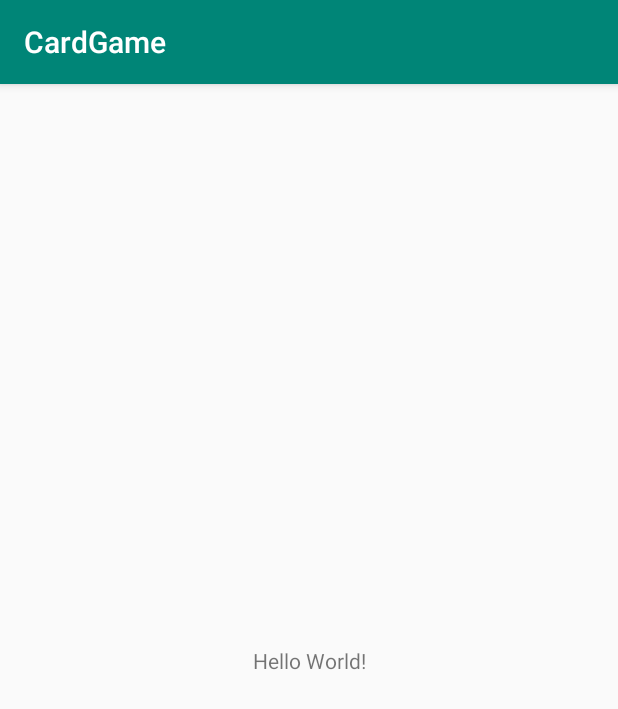
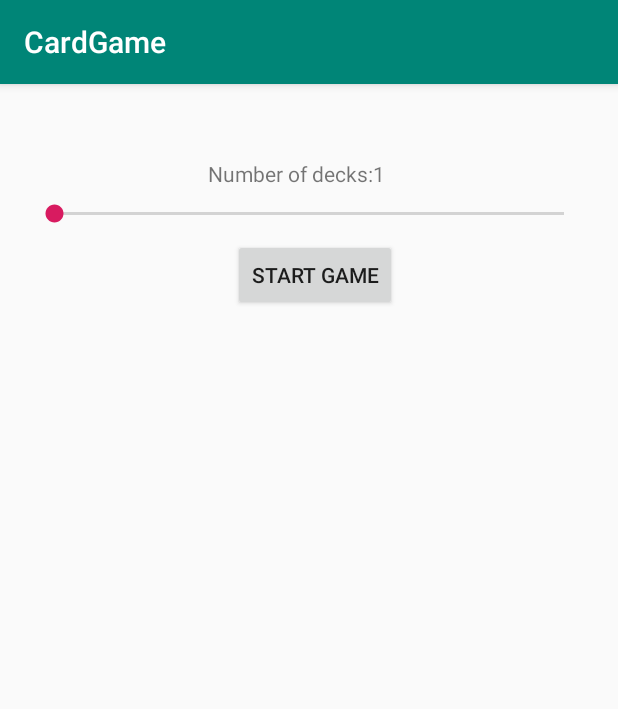
Before and after one commit to LordTaylor/CardGame, an Android app: the screen it shows after launch (MainActivity), on a phone screen of 412 x 824 dp. Shown: the top 709 px of the screen. Run offline under Robolectric (Android 15) with nearby library versions, the phone set to English and light mode, and no system bars.

Commit message:
first layouts simple game logic

```diff
--- a/app/src/main/java/com/lordtaylor/cardgame/MainActivity.kt
+++ b/app/src/main/java/com/lordtaylor/cardgame/MainActivity.kt
@@ -2,11 +2,14 @@ package com.lordtaylor.cardgame
 
 import androidx.appcompat.app.AppCompatActivity
 import android.os.Bundle
+import com.lordtaylor.cardgame.views.GameConfigurationFragment
 
 class MainActivity : AppCompatActivity() {
 
     override fun onCreate(savedInstanceState: Bundle?) {
         super.onCreate(savedInstanceState)
         setContentView(R.layout.activity_main)
+
+        supportFragmentManager.beginTransaction().replace(R.id.main_container,GameConfigurationFragment()).commit()
     }
 }
--- /dev/null
+++ b/app/src/main/java/com/lordtaylor/cardgame/utils/Constance.kt
@@ -0,0 +1,5 @@
+package com.lordtaylor.cardgame.utils
+
+object Constance {
+    const val BASE_URL = ""
+}
--- /dev/null
+++ b/app/src/main/java/com/lordtaylor/cardgame/views/GameBoardFragment.kt
@@ -0,0 +1,6 @@
+package com.lordtaylor.cardgame.views
+
+import androidx.fragment.app.Fragment
+
+class GameBoardFragment : Fragment() {
+}
--- /dev/null
+++ b/app/src/main/java/com/lordtaylor/cardgame/views/GameConfigurationFragment.kt
@@ -0,0 +1,50 @@
+package com.lordtaylor.cardgame.views
+
+import android.os.Bundle
+import android.view.LayoutInflater
+import android.view.View
+import android.view.ViewGroup
+import android.widget.SeekBar
+import androidx.fragment.app.Fragment
+import androidx.lifecycle.ViewModelProviders
+import com.lordtaylor.cardgame.R
+import kotlinx.android.synthetic.main.game_configuration_fragment.*
+
+class GameConfigurationFragment : Fragment() {
+
+
+    private lateinit var gameViewModel: GameViewModel
+
+    override fun onCreateView(inflater: LayoutInflater, container: ViewGroup?, savedInstanceState: Bundle?): View? {
+        return inflater.inflate(R.layout.game_configuration_fragment, container, false)
+    }
+
+    override fun onViewCreated(view: View, savedInstanceState: Bundle?) {
+        super.onViewCreated(view, savedInstanceState)
+
+        gameViewModel=ViewModelProviders.of(this).get(GameViewModel::class.java)
+
+        text_deck_count.text = "${getText(R.string.number_of_decks)}1"
+        deck_count.progress = 0
+        deck_count.setOnSeekBarChangeListener(object : SeekBar.OnSeekBarChangeListener {
+
+            override fun onProgressChanged(seekBar: SeekBar, i: Int, b: Boolean) {
+                // Display the current deck count
+                text_deck_count.text = "${getText(R.string.number_of_decks)}${i + 1}"
+            }
+
+            override fun onStartTrackingTouch(seekBar: SeekBar) {
+                // Do something
+            }
+
+            override fun onStopTrackingTouch(seekBar: SeekBar) {
+                // Do something
+            }
+
+        })
+        button_start_game.setOnClickListener {
+            gameViewModel.setNumberOfDecks(deck_count.progress)
+            fragmentManager!!.beginTransaction().replace(R.id.main_container,GameBoardFragment()).commit()
+        }
+    }
+}
--- /dev/null
+++ b/app/src/main/java/com/lordtaylor/cardgame/views/GameViewModel.kt
@@ -0,0 +1,12 @@
+package com.lordtaylor.cardgame.views
+
+import android.app.Application
+import androidx.lifecycle.AndroidViewModel
+
+class GameViewModel(application: Application) : AndroidViewModel(application) {
+    private var numberOfDecks: Int = 1
+
+    fun setNumberOfDecks(count: Int) {
+        numberOfDecks = count
+    }
+}
--- a/app/src/main/res/layout/activity_main.xml
+++ b/app/src/main/res/layout/activity_main.xml
@@ -6,14 +6,7 @@
         android:layout_width="match_parent"
         android:layout_height="match_parent"
         tools:context=".MainActivity">
-
-    <TextView
-            android:layout_width="wrap_content"
-            android:layout_height="wrap_content"
-            android:text="Hello World!"
-            app:layout_constraintBottom_toBottomOf="parent"
-            app:layout_constraintLeft_toLeftOf="parent"
-            app:layout_constraintRight_toRightOf="parent"
-            app:layout_constraintTop_toTopOf="parent"/>
+    <FrameLayout android:layout_width="match_parent" android:layout_height="match_parent"
+                 android:id="@+id/main_container"/>
 
 </androidx.constraintlayout.widget.ConstraintLayout>
--- /dev/null
+++ b/app/src/main/res/layout/game_board_fragment.xml
@@ -0,0 +1,6 @@
+<?xml version="1.0" encoding="utf-8"?>
+<androidx.constraintlayout.widget.ConstraintLayout xmlns:android="http://schemas.android.com/apk/res/android"
+                                                   android:layout_width="match_parent"
+                                                   android:layout_height="match_parent">
+
+</androidx.constraintlayout.widget.ConstraintLayout>
--- /dev/null
+++ b/app/src/main/res/layout/game_configuration_fragment.xml
@@ -0,0 +1,32 @@
+<?xml version="1.0" encoding="utf-8"?>
+<androidx.constraintlayout.widget.ConstraintLayout xmlns:android="http://schemas.android.com/apk/res/android"
+                                                   xmlns:app="http://schemas.android.com/apk/res-auto"
+                                                   xmlns:tools="http://schemas.android.com/tools"
+                                                   android:layout_width="match_parent"
+                                                   android:layout_height="match_parent" android:layout_gravity="center">
+
+    <Button
+            android:text="@string/start_game"
+            android:layout_width="wrap_content"
+            android:layout_height="wrap_content"
+            android:id="@+id/button_start_game" app:layout_constraintStart_toStartOf="@+id/deck_count" android:layout_marginLeft="8dp"
+            android:layout_marginStart="8dp" android:layout_marginTop="8dp"
+            app:layout_constraintTop_toBottomOf="@+id/deck_count" app:layout_constraintEnd_toEndOf="@+id/deck_count"
+    />
+    <SeekBar
+            android:max="4"
+            android:layout_width="0dp"
+            android:layout_height="wrap_content"
+            android:id="@+id/deck_count" app:layout_constraintStart_toStartOf="parent"
+            app:layout_constraintEnd_toEndOf="parent" android:layout_marginEnd="20dp" android:layout_marginRight="20dp"
+            android:layout_marginLeft="20dp" android:layout_marginStart="20dp" android:layout_marginTop="8dp"
+            app:layout_constraintTop_toBottomOf="@+id/text_deck_count"/>
+    <TextView
+            android:text="@string/number_of_decks"
+            android:layout_width="wrap_content"
+            android:layout_height="wrap_content"
+            android:id="@+id/text_deck_count" app:layout_constraintStart_toStartOf="@+id/deck_count"
+            app:layout_constraintEnd_toEndOf="@+id/deck_count"
+            app:layout_constraintHorizontal_bias="0.467"
+            android:gravity="center" android:layout_marginTop="50dp" app:layout_constraintTop_toTopOf="parent"/>
+</androidx.constraintlayout.widget.ConstraintLayout>
--- a/app/src/main/res/values/strings.xml
+++ b/app/src/main/res/values/strings.xml
@@ -1,3 +1,5 @@
 <resources>
     <string name="app_name">CardGame</string>
+    <string name="number_of_decks">Number of decks:</string>
+    <string name="start_game">Start Game</string>
 </resources>
```
Also changed, not shown: app/src/main/java/com/lordtaylor/cardgame/api/Api.kt (added, +26 -0 lines).
